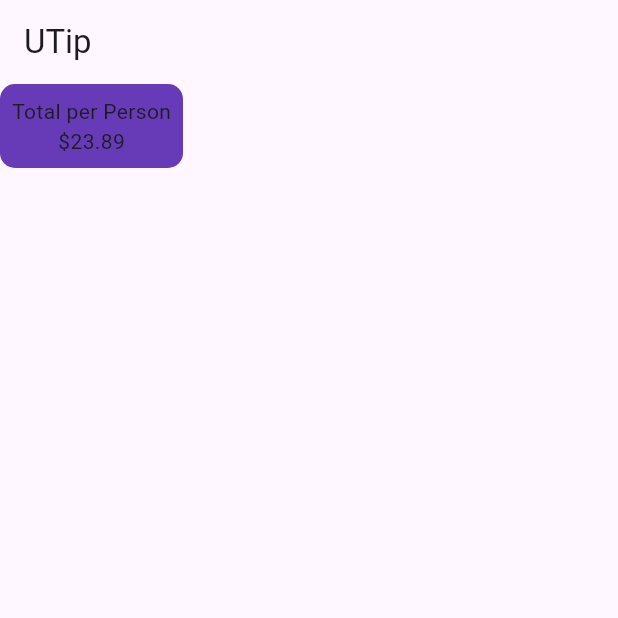
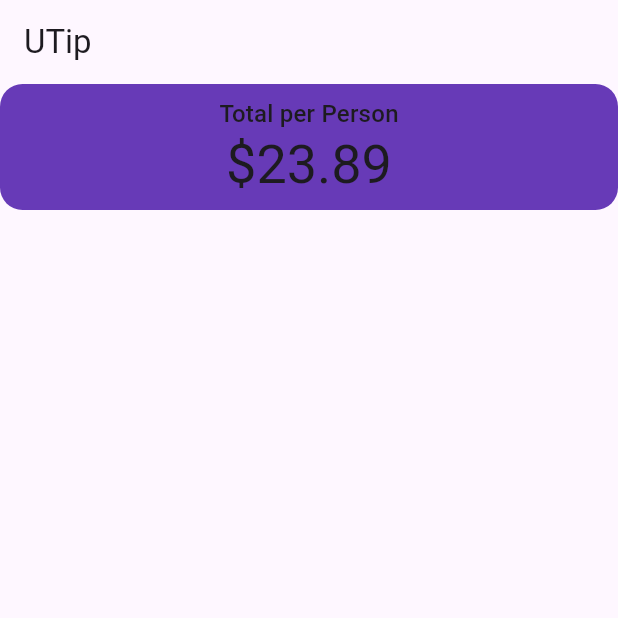
Before and after one commit to robiulju/ZenDot_Practice, a Flutter app: the screen it shows after launch, on a phone screen of 412 x 824 dp, the top half of it. Run offline on Flutter 3.47's test engine with Material 3 defaults, Android fonts, the phone set to English and light mode, and no system bars.

Commit message:
Add Container and Decoration

```diff
--- a/lib/main.dart
+++ b/lib/main.dart
@@ -31,22 +31,30 @@ class UTip extends StatefulWidget {
 class _UTipState extends State<UTip> {
   @override
   Widget build(BuildContext context) {
+    var theme = Theme.of(context);
     return Scaffold(
       appBar: AppBar(
         title: const Text("UTip"),
       ),
       body: Column(
         // mainAxisAlignment: MainAxisAlignment.center,
+        crossAxisAlignment: CrossAxisAlignment.stretch,
         children: [
           Container(
               padding: const EdgeInsets.all(8),
               decoration: BoxDecoration(
                   color: Colors.deepPurple,
-                  borderRadius: BorderRadius.circular(10)),
-              child: const Column(
+                  borderRadius: BorderRadius.circular(15)),
+              child: Column(
                 children: [
-                  Text("Total per Person"),
-                  Text("\$23.89"),
+                  Text(
+                    "Total per Person",
+                    style: theme.textTheme.titleMedium,
+                  ),
+                  Text(
+                    "\$23.89",
+                    style: theme.textTheme.displaySmall,
+                  ),
                 ],
               )),
         ],
```
